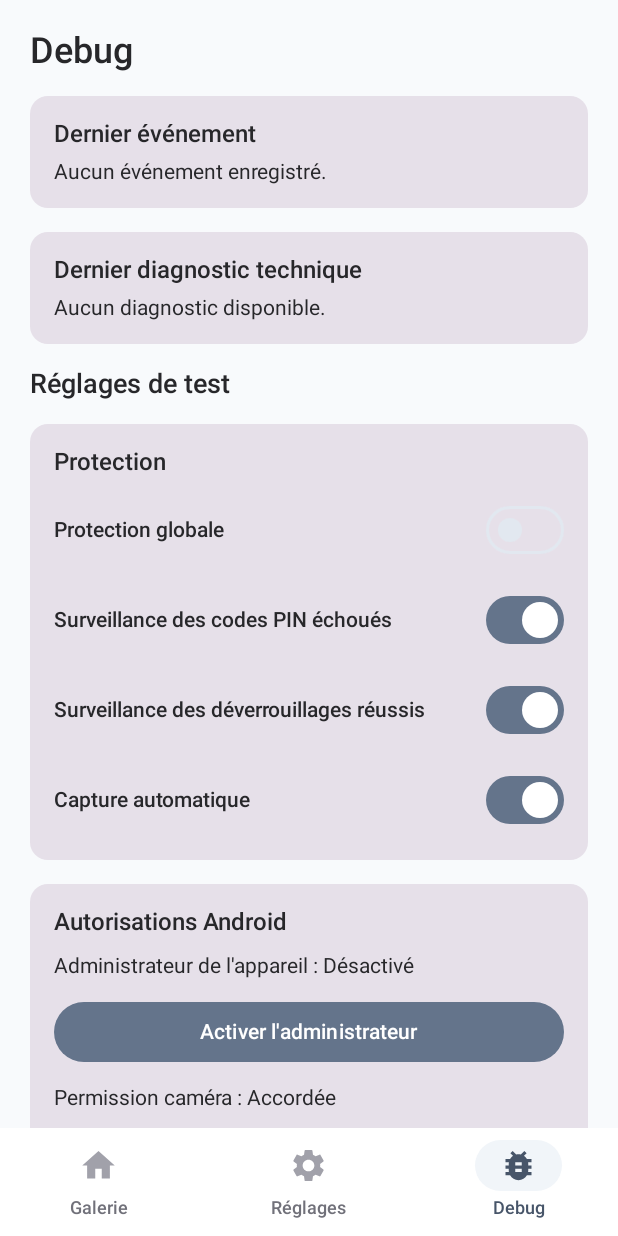
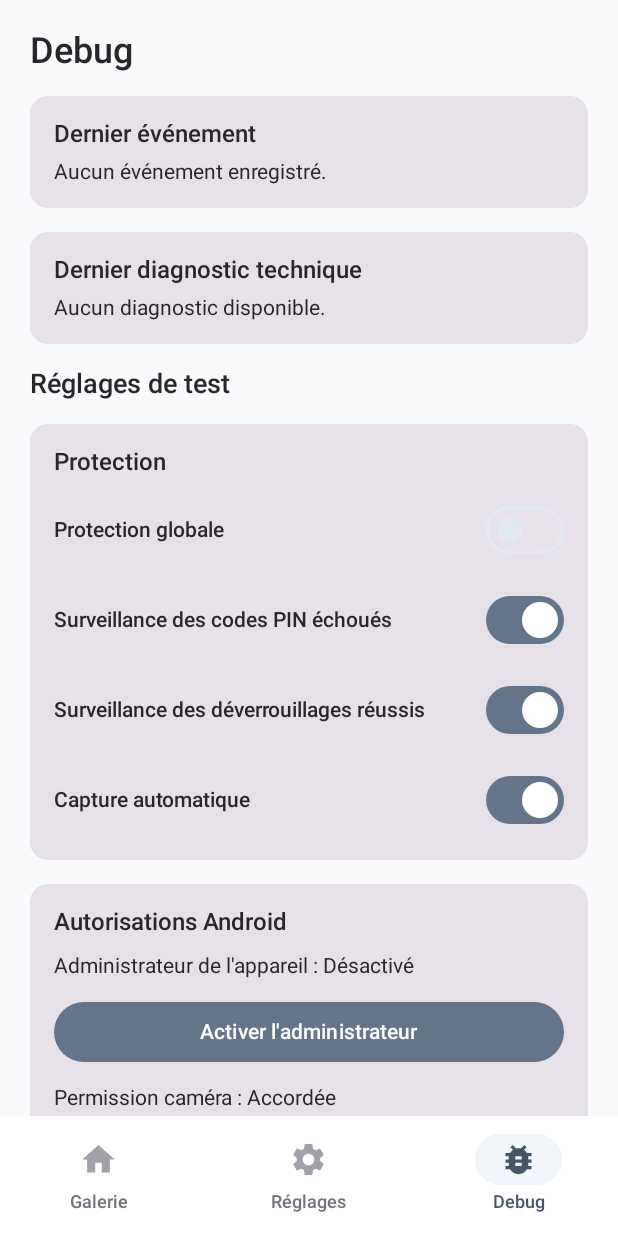
Before and after one commit to lucentis/intruder, an Android app built with Jetpack Compose: the screen it shows after launch (MainActivity), item 3 of the bottom bar chosen, on a phone screen of 412 x 824 dp. Run offline under Robolectric (Android 15) with nearby library versions, the phone set to English and light mode, and no system bars; our stand-ins replace Room's generated code.

Commit message:
fix: change navigation bar height

```diff
--- a/app/src/main/java/fr/lucentis/intruder/presentation/navigation/AppNavigation.kt
+++ b/app/src/main/java/fr/lucentis/intruder/presentation/navigation/AppNavigation.kt
@@ -170,7 +170,6 @@ fun AppNavigation(container: AppContainer) {
         modifier = Modifier.fillMaxSize(),
         bottomBar = {
             NavigationBar(
-                modifier = Modifier.height(72.dp),
                 containerColor = IntruderColors.Surface,
                 contentColor = IntruderColors.TextPrimary,
                 tonalElevation = 0.dp
```
